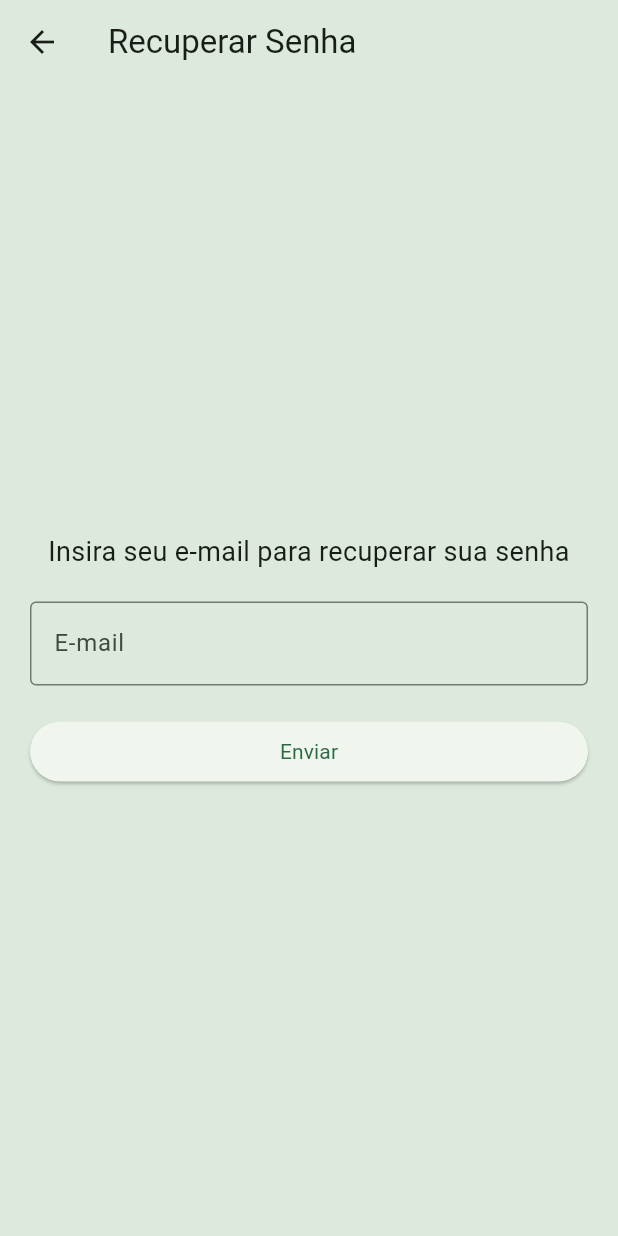
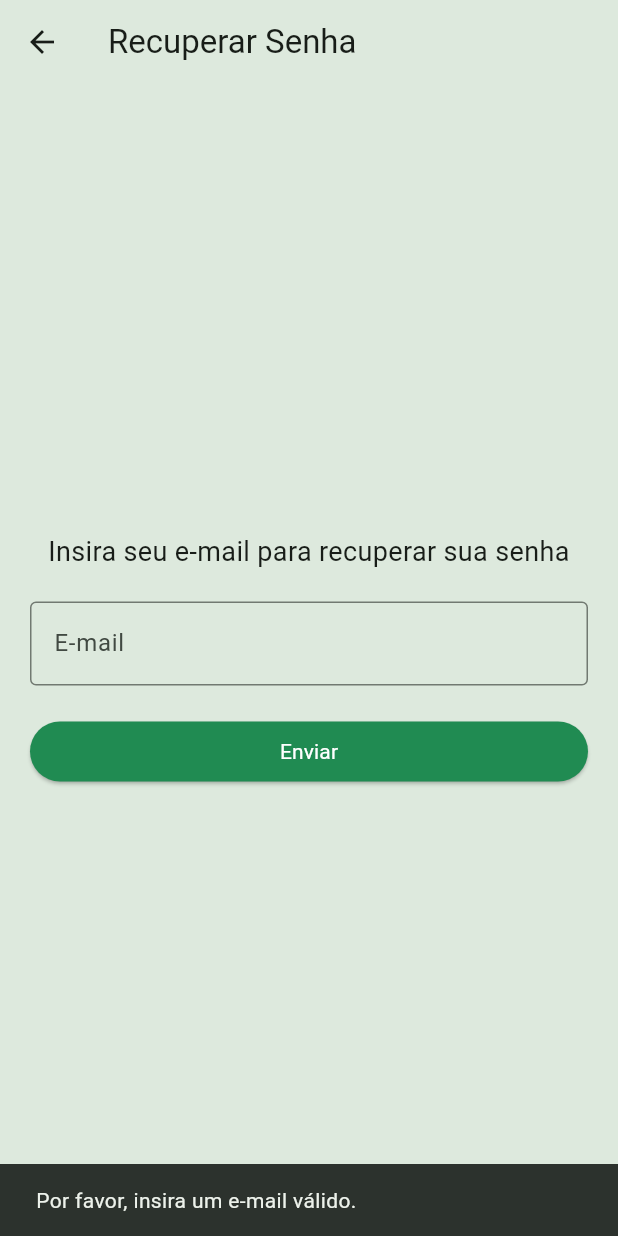
Before and after one commit to RamonHPN/BrailleApp, a Flutter app: the ForgotPasswordScreen screen opened by its route, after a tap on "Enviar", on a phone screen of 412 x 824 dp. Run offline on Flutter 3.47's test engine with Material 3 defaults, Android fonts, the phone set to English and light mode, and no system bars; our stand-ins replace bloc, cloud_firestore, firebase_auth, firebase_core, fl_chart, flutter_bloc; accounts and stored records are empty.

Commit message:
style: aplicação de recursos de acessibilidade e semântica nas telas de Login, Recuperação de Senha e Interface Principal

```diff
--- a/lib/screens/forgot_password.dart
+++ b/lib/screens/forgot_password.dart
@@ -10,61 +10,97 @@ class ForgotPasswordScreen extends StatelessWidget {
 
   Future resetPassword(BuildContext context) async {
     String email = _emailController.text.trim();
+
+    if (email.isEmpty || !email.contains('@')) {
+      ScaffoldMessenger.of(context).showSnackBar(
+        const SnackBar(content: Text('Por favor, insira um e-mail válido.')),
+      );
+      return;
+    }
+
+    try {
+      // 1. Traduz o e-mail para Português (Brasil)
+      await FirebaseAuth.instance.setLanguageCode("pt-br");
+
+      // 2. Envia o e-mail
       await FirebaseAuth.instance.sendPasswordResetEmail(email: email);
       print('Enviando e-mail de recuperação para $email');
+
+      // 3. Mostra o Diálogo de Sucesso
       showDialog(
         context: context,
+        barrierDismissible: false, // Usuário é obrigado a clicar no OK
         builder: (ctx) => AlertDialog(
-        title: Text('E-mail enviado!'),
-        content: Text('Um e-mail de recuperação foi enviado para $email.'),
+          title: const Text('E-mail enviado!'),
+          content: Semantics(
+            liveRegion: true, // Acessibilidade: o leitor lê assim que abrir
+            child: Text('Um e-mail de recuperação foi enviado para $email.'),
+          ),
           actions: [
             TextButton(
               onPressed: () {
+                // PRIMEIRO: Fecha o Alerta
                 Navigator.of(ctx).pop();
+                // SEGUNDO: Volta para a tela de Login (Tela Inicial)
+                Navigator.of(context).pop();
               },
-            child: Text('OK'),
+              child: const Text('OK'),
             ),
           ],
         ),
       );
+    } catch (e) {
+      print('Erro ao resetar: $e');
+      ScaffoldMessenger.of(context).showSnackBar(
+        const SnackBar(content: Text('Erro ao processar solicitação. Verifique o e-mail.')),
+      );
+    }
   }
 
   @override
   Widget build(BuildContext context) {
     return Scaffold(
       appBar: AppBar(
-        title: Text('Recuperar Senha'),
+        title: const Text('Recuperar Senha'),
       ),
       body: Padding(
-        padding: EdgeInsets.all(20.0),
+        padding: const EdgeInsets.all(20.0),
         child: Column(
           mainAxisAlignment: MainAxisAlignment.center,
           crossAxisAlignment: CrossAxisAlignment.stretch,
           children: [
-            Text(
+            const Text(
               'Insira seu e-mail para recuperar sua senha',
               textAlign: TextAlign.center,
               style: TextStyle(fontSize: 18.0),
             ),
-            SizedBox(height: 20.0),
-            TextFormField(
+            const SizedBox(height: 20.0),
+            // ACESSIBILIDADE: Adicionado rótulo semântico para o campo
+            Semantics(
+              label: "Campo de texto: Digite o e-mail para recuperação",
+              child: TextFormField(
                 controller: _emailController,
-              decoration: InputDecoration(
+                decoration: const InputDecoration(
                   labelText: 'E-mail',
+                  hintText: 'exemplo@gmail.com',
                   border: OutlineInputBorder(),
                 ),
                 keyboardType: TextInputType.emailAddress,
-              validator: (value) {
-                if (value == null || value.isEmpty || !value.contains('@')) {
-                  return 'E-mail inválido';
-                }
-                return null;
-              },
               ),
-            SizedBox(height: 20.0),
-            ElevatedButton(
+            ),
+            const SizedBox(height: 20.0),
+            // ACESSIBILIDADE: Botão com label claro
+            Semantics(
+              label: "Botão enviar e-mail de recuperação",
+              button: true,
+              child: ElevatedButton(
+                style: ElevatedButton.styleFrom(
+                  backgroundColor: const Color(0xFF208B52), // Cor do seu tema
+                  foregroundColor: Colors.white,
+                ),
                 onPressed: () => resetPassword(context),
-              child: Text('Enviar'),
+                child: const Text('Enviar'),
+              ),
             ),
           ],
         ),
```
Also changed, not shown: lib/screens/interface_screen.dart (+92 -110 lines), lib/screens/login_screen.dart (+34 -71 lines). Lines whose indentation alone changed are shown as unchanged.
